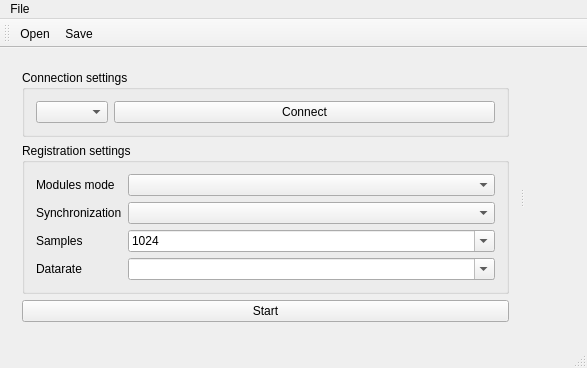
The window that mainwindow.ui (stepankuzmin/mole) describes before a commit, drawn with Qt 5.
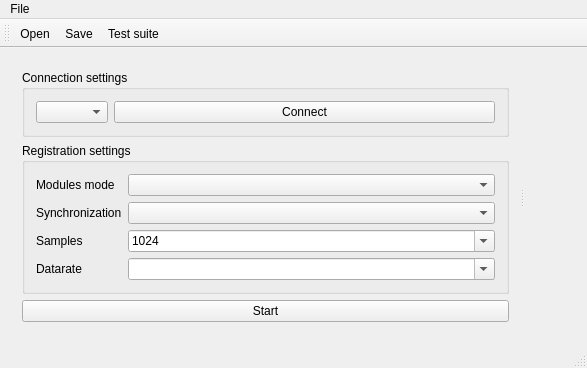
The same window after the commit.

Commit message: restoring test suite

Patch:
```diff
--- a/mainwindow.ui
+++ b/mainwindow.ui
@@ -185,6 +185,7 @@
    </attribute>
    <addaction name="actionOpen"/>
    <addaction name="actionSave"/>
+   <addaction name="actionTest_suite"/>
   </widget>
   <widget class="QStatusBar" name="statusBar"/>
   <action name="actionOpen">
@@ -210,6 +211,11 @@
     <string>Disable plots</string>
    </property>
   </action>
+  <action name="actionTest_suite">
+   <property name="text">
+    <string>Test suite</string>
+   </property>
+  </action>
  </widget>
  <layoutdefault spacing="6" margin="11"/>
  <resources/>
```
The commit also changes 4 other files.
